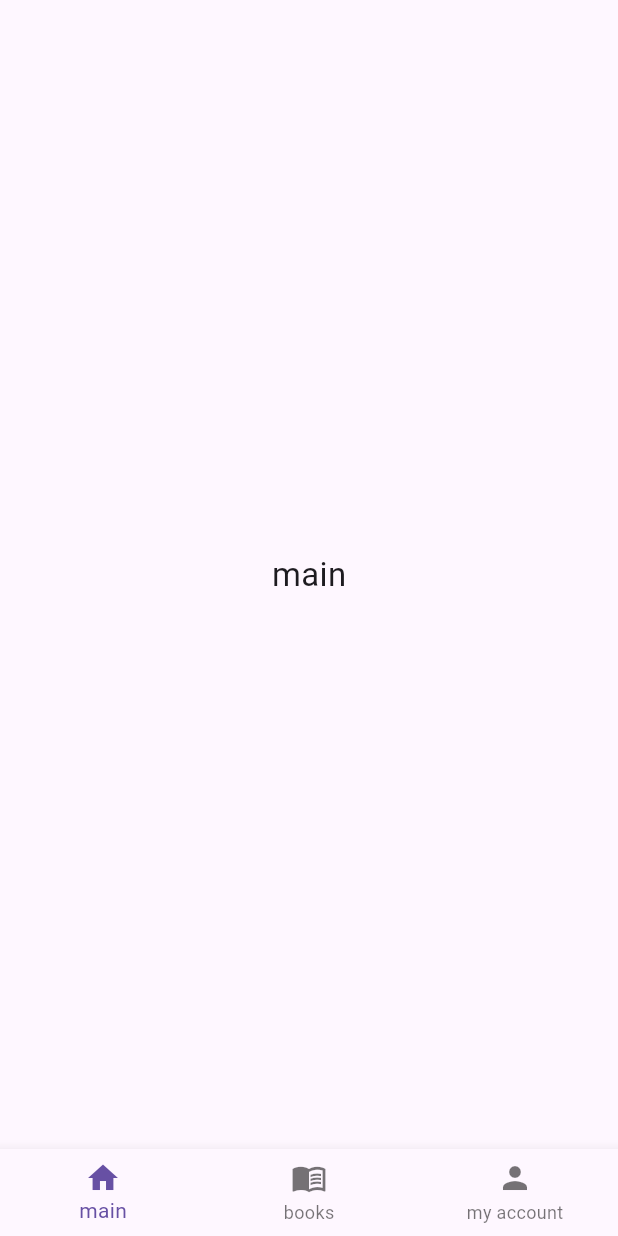
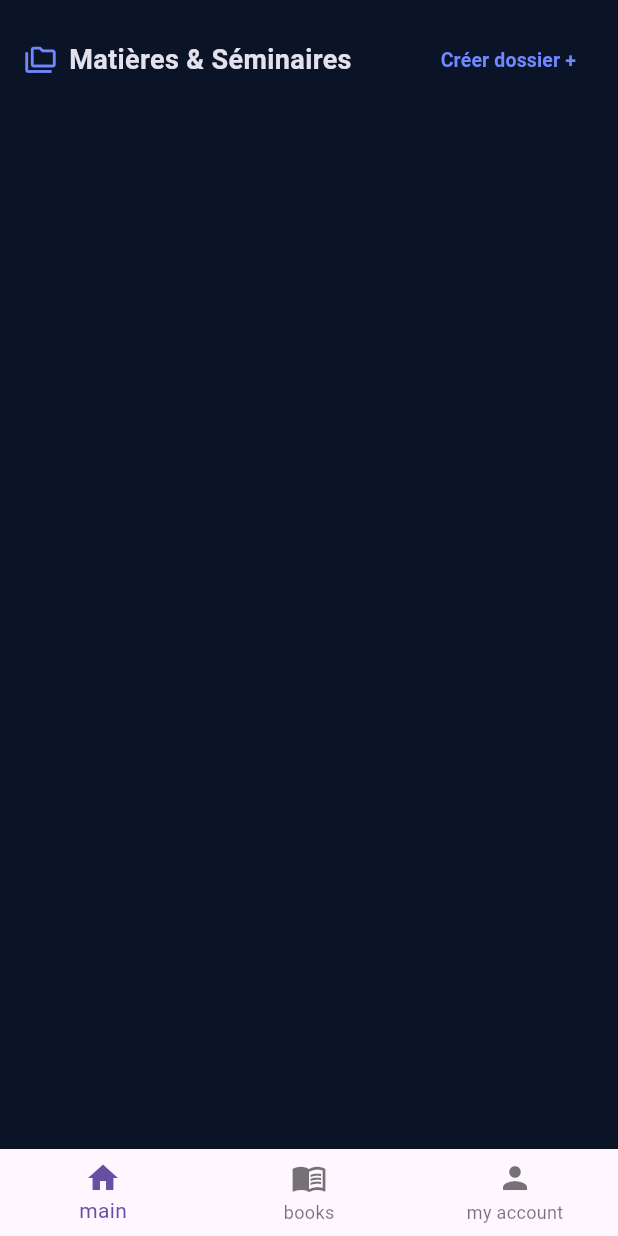
Before and after one commit to oussamaelyaakoubi24-hash/bibliotheque_numerique, a Flutter app: the screen it shows after launch, on a phone screen of 412 x 824 dp. Run offline on Flutter 3.47's test engine with Material 3 defaults, Android fonts, the phone set to English and light mode, and no system bars.

Commit message:
feat: integration de MainScreen dans HomeScreen et structuration du projet

```diff
--- a/lib/presentation/screen/home_screen.dart
+++ b/lib/presentation/screen/home_screen.dart
@@ -1,4 +1,6 @@
 import 'package:flutter/material.dart';
+
+import 'main_screen.dart';
 
 class HomeScreen extends StatefulWidget {
   const HomeScreen({super.key});
@@ -11,7 +13,7 @@ class _HomeScreenState extends State<HomeScreen> {
   int _selectedIndex = 0;
 
   final List<Widget> _pages = [
-    const Center(child: Text('main', style: TextStyle(fontSize: 22))),
+    const MainScreen(),
     const Center(child: Text('books', style: TextStyle(fontSize: 22))),
     const Center(child: Text('account', style: TextStyle(fontSize: 22))),
   ];
--- /dev/null
+++ b/lib/presentation/screen/main_screen.dart
@@ -0,0 +1,61 @@
+import 'package:flutter/material.dart';
+
+class MainScreen extends StatelessWidget {
+  const MainScreen({super.key});
+
+  @override
+  Widget build(BuildContext context) {
+    return Scaffold(
+      backgroundColor: const Color(0xFF0B1326),
+      body: SafeArea(
+        child: SingleChildScrollView(
+          child: Column(
+            crossAxisAlignment: CrossAxisAlignment.start,
+            children: [
+              Padding(
+                padding: const EdgeInsets.symmetric(
+                  horizontal: 16.0,
+                  vertical: 16.0,
+                ),
+                child: Row(
+                  mainAxisAlignment: MainAxisAlignment.spaceBetween,
+                  children: [
+                    Row(
+                      children: const [
+                        Icon(
+                          Icons.folder_copy_outlined,
+                          color: Color(0xFF6F88FF),
+                          size: 22,
+                        ),
+                        SizedBox(width: 8),
+                        Text(
+                          'Matières & Séminaires',
+                          style: TextStyle(
+                            color: Color(0xFFE3E1ED),
+                            fontSize: 18,
+                            fontWeight: FontWeight.bold,
+                          ),
+                        ),
+                      ],
+                    ),
+                    TextButton(
+                      onPressed: () {},
+                      child: const Text(
+                        'Créer dossier +',
+                        style: TextStyle(
+                          color: Color(0xFF6F88FF),
+                          fontSize: 13,
+                          fontWeight: FontWeight.w600,
+                        ),
+                      ),
+                    ),
+                  ],
+                ),
+              ),
+            ],
+          ),
+        ),
+      ),
+    );
+  }
+}
```
Also changed, not shown: lib/presentation/widgets/book_card.dart (added, +80 -0 lines), lib/presentation/widgets/catalog_grid.dart (added, +66 -0 lines), lib/domain/book_model.dart (line endings or trailing spaces).
